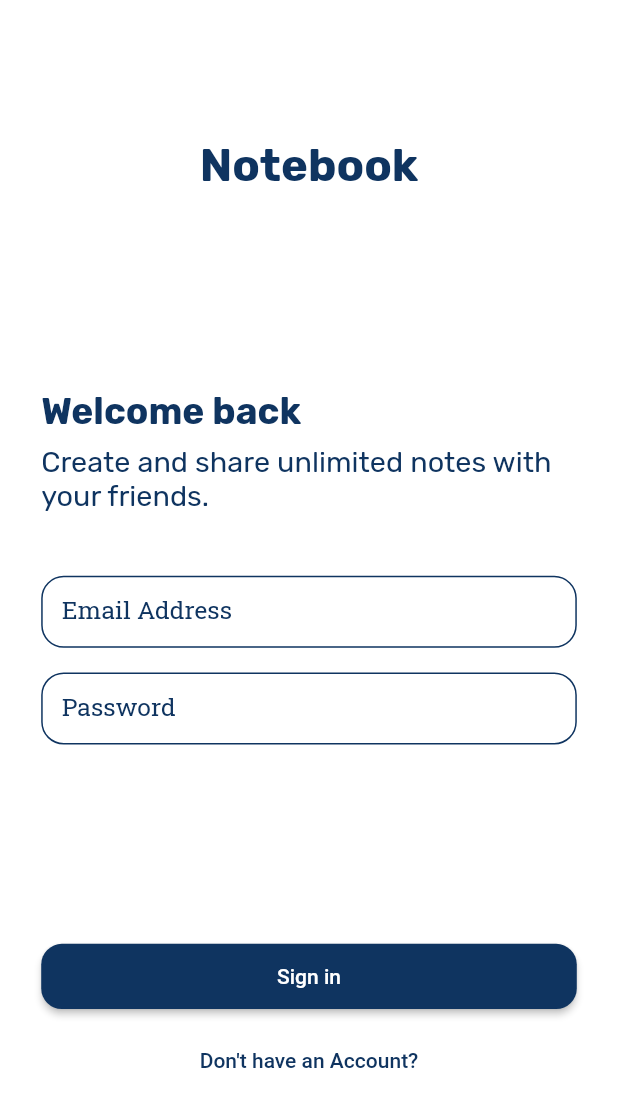
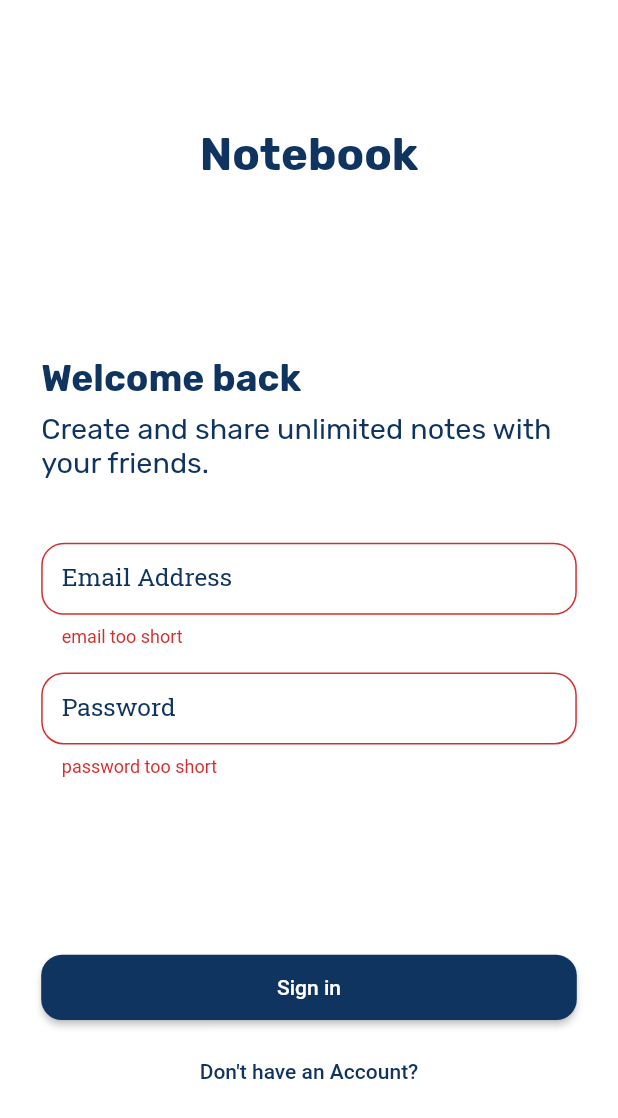
Before and after one commit to Adzumr/notebook_app, a Flutter app: the screen it shows after launch, after a tap on "Sign in", on a phone screen of 412 x 824 dp. Shown: the top 1118 px of the screen. Run offline on Flutter 3.47's test engine with Material 2 defaults, Android fonts, the phone set to English and light mode, and no system bars; our stand-ins replace cloud_firestore, firebase_auth, firebase_core, getwidget, google_fonts, sizer; accounts and stored records are empty.

Commit message:
added form validation

```diff
--- a/lib/screens/login_screen.dart
+++ b/lib/screens/login_screen.dart
@@ -1,6 +1,6 @@
 import 'package:flutter/material.dart';
-import 'package:form_field_validator/form_field_validator.dart';
 import 'package:notebook/main.dart';
+import 'package:notebook/widgets/toast.dart';
 import 'package:sizer/sizer.dart';
 
 import '../widgets/elevated_button.dart';
@@ -28,6 +28,7 @@ class _LoginScreenState extends State<LoginScreen> {
     super.dispose();
   }
 
+  final _formKey = GlobalKey<FormState>();
   @override
   Widget build(BuildContext context) {
     return Scaffold(
@@ -43,7 +44,9 @@ class _LoginScreenState extends State<LoginScreen> {
                 textAlign: TextAlign.center,
                 style: appStyles.headerFont,
               ),
-              Column(
+              Form(
+                key: _formKey,
+                child: Column(
                   crossAxisAlignment: CrossAxisAlignment.start,
                   children: [
                     Text(
@@ -59,7 +62,16 @@ class _LoginScreenState extends State<LoginScreen> {
                     ),
                     SizedBox(height: 5.h),
                     TextFormField(
-                    validator: EmailValidator(errorText: "Invalid Email"),
+                      validator: (value) {
+                        if (value!.trim().length < 3) {
+                          return "email too short";
+                        } else if (!RegExp(
+                                r'^(([^<>()[\]\\.,;:\s@\"]+(\.[^<>()[\]\\.,;:\s@\"]+)*)|(\".+\"))@((\[[0-9]{1,3}\.[0-9]{1,3}\.[0-9]{1,3}\.[0-9]{1,3}\])|(([a-zA-Z\-0-9]+\.)+[a-zA-Z]{2,}))$')
+                            .hasMatch(value)) {
+                          return "Please enter a valid email address";
+                        }
+                        return null;
+                      },
                       controller: _emailController,
                       decoration: const InputDecoration(
                           hintText: 'Type your email here',
@@ -69,6 +81,12 @@ class _LoginScreenState extends State<LoginScreen> {
                     SizedBox(height: 2.h),
                     TextFormField(
                       controller: _passwordController,
+                      validator: (value) {
+                        if (value!.length < 6) {
+                          return "password too short";
+                        }
+                        return null;
+                      },
                       decoration: const InputDecoration(
                         labelText: "Password",
                         hintText: 'Type your password',
@@ -76,6 +94,7 @@ class _LoginScreenState extends State<LoginScreen> {
                       onTap: () {},
                     ),
                   ],
+                ),
               ),
               Column(
                 crossAxisAlignment: CrossAxisAlignment.stretch,
@@ -87,6 +106,11 @@ class _LoginScreenState extends State<LoginScreen> {
                       : AppElevatedButton(
                           title: isLogin ? 'Sign in' : "Sign up",
                           onPressed: () {
+                            if (_formKey.currentState!.validate()) {
+                              try {
+                                setState(() {
+                                  isLoading = true;
+                                });
                                 isLogin
                                     ? api.signIn(
                                         email: _emailController.text,
@@ -98,6 +122,15 @@ class _LoginScreenState extends State<LoginScreen> {
                                         password: _passwordController.text,
                                         context: context,
                                       );
+                              } catch (e) {
+                                showToast("$e", context);
+                              } finally {
+                                // FocusManager.instance.primaryFocus?.unfocus();
+                                setState(() {
+                                  isLoading = false;
+                                });
+                              }
+                            }
                           },
                         ),
                   SizedBox(height: 1.h),
```
Lines whose indentation alone changed are shown as unchanged.
